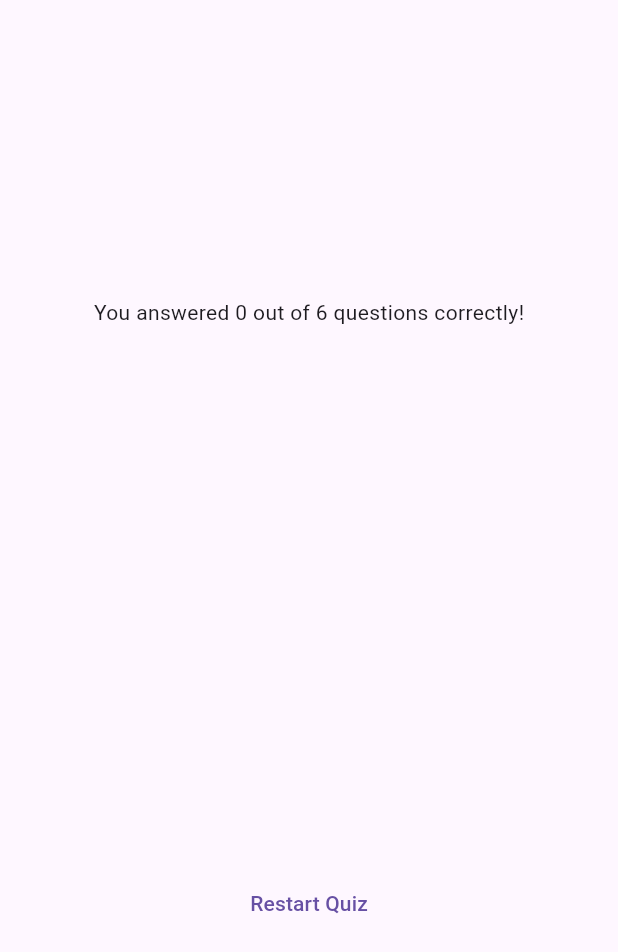
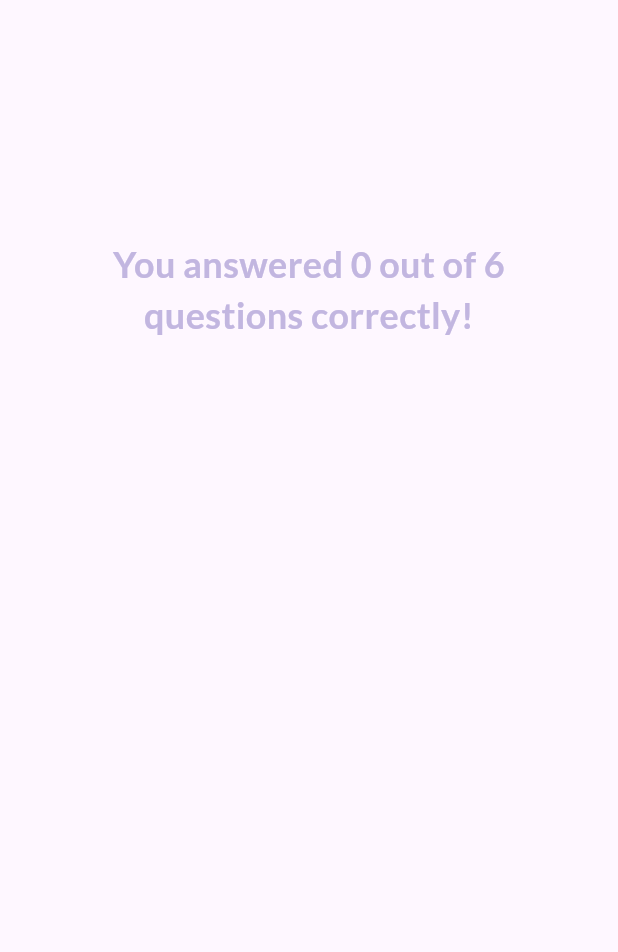
Before and after one commit to clebersonp/flutter_adv_basics, a Flutter app: the ResultsScreen widget shown alone on an empty page, opened directly with empty values, on a phone screen of 412 x 824 dp. Shown: the top 952 px of the screen. Run offline on Flutter 3.47's test engine with Material 3 defaults, Android fonts, the phone set to English and light mode, and no system bars; our stand-ins replace google_fonts.

Commit message:
changed the buttons and text styles and added icon to refresh button

```diff
--- a/lib/screen/results/results_screen.dart
+++ b/lib/screen/results/results_screen.dart
@@ -2,6 +2,7 @@ import 'package:flutter/foundation.dart';
 import 'package:flutter/material.dart';
 import 'package:flutter_adv_basics/data/questions.dart';
 import 'package:flutter_adv_basics/screen/results/questions_summary.dart';
+import 'package:google_fonts/google_fonts.dart';
 
 class ResultsScreen extends StatelessWidget {
   const ResultsScreen({
@@ -50,13 +51,21 @@ class ResultsScreen extends StatelessWidget {
           children: [
             Text(
               'You answered $numCorrectQuestions out of $numTotalQuestions questions correctly!',
+              textAlign: TextAlign.center,
+              style: GoogleFonts.lato(
+                color: const Color.fromARGB(255, 194, 182, 224),
+                fontSize: 24,
+                fontWeight: FontWeight.bold,
+              ),
             ),
             const SizedBox(height: 30),
             QuestionsSummary(summaryData),
-            const SizedBox(height: 30),
-            TextButton(
+            const SizedBox(height: 60),
+            TextButton.icon(
               onPressed: onResetQuiz,
-              child: const Text('Restart Quiz'),
+              style: TextButton.styleFrom(foregroundColor: Colors.white),
+              icon: const Icon(Icons.refresh),
+              label: const Text('Restart Quiz!'),
             ),
           ],
         ),
```
